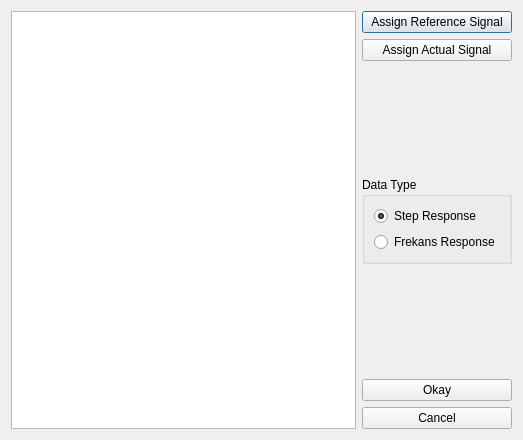
Before: the Qt Designer form DataImportDialog.ui in Muhammed-Tekin/QtSignalAnalyzer, drawn with Qt 5.
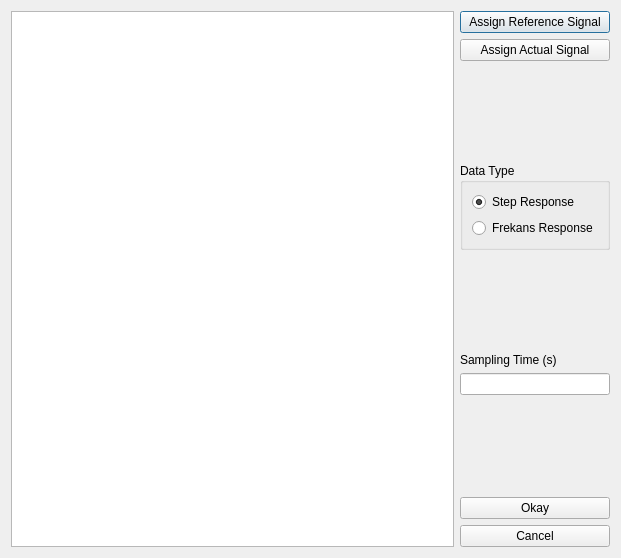
After: the same form once the commit is applied.

```diff
--- a/DataImportDialog.ui
+++ b/DataImportDialog.ui
@@ -6,8 +6,8 @@
    <rect>
     <x>0</x>
     <y>0</y>
-    <width>523</width>
-    <height>440</height>
+    <width>621</width>
+    <height>558</height>
    </rect>
   </property>
   <property name="windowTitle">
@@ -79,6 +79,39 @@
        </layout>
       </widget>
      </item>
+     <item>
+      <spacer name="verticalSpacer_3">
+       <property name="orientation">
+        <enum>Qt::Orientation::Vertical</enum>
+       </property>
+       <property name="sizeHint" stdset="0">
+        <size>
+         <width>20</width>
+         <height>40</height>
+        </size>
+       </property>
+      </spacer>
+     </item>
+     <item>
+      <widget class="QLabel" name="samplingTimeLabel">
+       <property name="text">
+        <string>Sampling Time (s)</string>
+       </property>
+      </widget>
+     </item>
+     <item>
+      <widget class="QLineEdit" name="samplingTimeLineEdit">
+       <property name="sizePolicy">
+        <sizepolicy hsizetype="Minimum" vsizetype="Fixed">
+         <horstretch>0</horstretch>
+         <verstretch>0</verstretch>
+        </sizepolicy>
+       </property>
+       <property name="placeholderText">
+        <string/>
+       </property>
+      </widget>
+     </item>
      <item>
       <spacer name="verticalSpacer_2">
        <property name="orientation">
```
